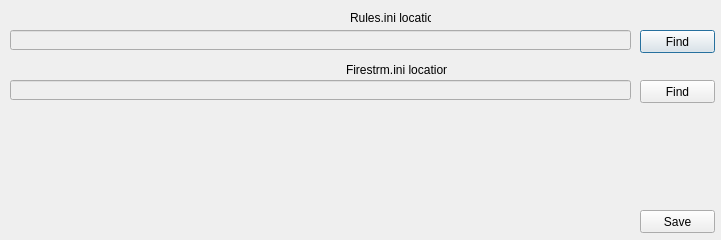
Old version of the form src/settingsdialog.ui in the repository PTapioK/TSWaveMaker.
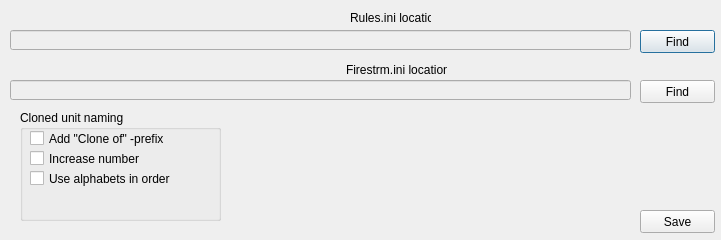
New version of the form.

Commit message: Again some fixes to CDataFile. Implemented "Numbers in order", "Alphabets in order" and "Clone Of" settings for naming clones of units.

The edit to the form file:
```diff
--- a/src/settingsdialog.ui
+++ b/src/settingsdialog.ui
@@ -104,6 +104,76 @@
     <string>Save</string>
    </property>
   </widget>
+  <widget class="QGroupBox" name="groupBox">
+   <property name="geometry">
+    <rect>
+     <x>20</x>
+     <y>110</y>
+     <width>201</width>
+     <height>111</height>
+    </rect>
+   </property>
+   <property name="title">
+    <string>Cloned unit naming</string>
+   </property>
+   <widget class="QCheckBox" name="cloneOfBox">
+    <property name="geometry">
+     <rect>
+      <x>10</x>
+      <y>20</y>
+      <width>181</width>
+      <height>17</height>
+     </rect>
+    </property>
+    <property name="whatsThis">
+     <string>&lt;html&gt;&lt;head/&gt;&lt;body&gt;&lt;p&gt;When cloning item with name &amp;quot;Wave&amp;quot; with this setting enabled the cloned item will be named as &amp;quot;Clone of Wave&amp;quot;&lt;/p&gt;&lt;/body&gt;&lt;/html&gt;</string>
+    </property>
+    <property name="text">
+     <string>Add &quot;Clone of&quot; -prefix</string>
+    </property>
+    <property name="checked">
+     <bool>false</bool>
+    </property>
+   </widget>
+   <widget class="QCheckBox" name="ascNumBox">
+    <property name="geometry">
+     <rect>
+      <x>10</x>
+      <y>40</y>
+      <width>161</width>
+      <height>17</height>
+     </rect>
+    </property>
+    <property name="whatsThis">
+     <string>&lt;html&gt;&lt;head/&gt;&lt;body&gt;&lt;p&gt;Increase number inside name when naming cloned items. For example when cloning 'Wave 1' with this setting enabled the cloned item will be named as 'Wave 2'.&lt;/p&gt;&lt;/body&gt;&lt;/html&gt;</string>
+    </property>
+    <property name="text">
+     <string>Increase number</string>
+    </property>
+   </widget>
+   <widget class="QCheckBox" name="alphaOrdBox">
+    <property name="geometry">
+     <rect>
+      <x>10</x>
+      <y>60</y>
+      <width>181</width>
+      <height>17</height>
+     </rect>
+    </property>
+    <property name="toolTip">
+     <string/>
+    </property>
+    <property name="whatsThis">
+     <string>&lt;html&gt;&lt;head/&gt;&lt;body&gt;&lt;p&gt;Use capital alphabets in order when naming cloned items. For example when cloning 'Wave A' with this setting enabled the cloned item will be named as 'Wave B'.&lt;/p&gt;&lt;/body&gt;&lt;/html&gt;</string>
+    </property>
+    <property name="text">
+     <string>Use alphabets in order</string>
+    </property>
+    <property name="tristate">
+     <bool>false</bool>
+    </property>
+   </widget>
+  </widget>
  </widget>
  <resources/>
  <connections/>
```
Left out of the diff: 8 changed lines with no effect on the pictures. The commit also changes 20 other files.
